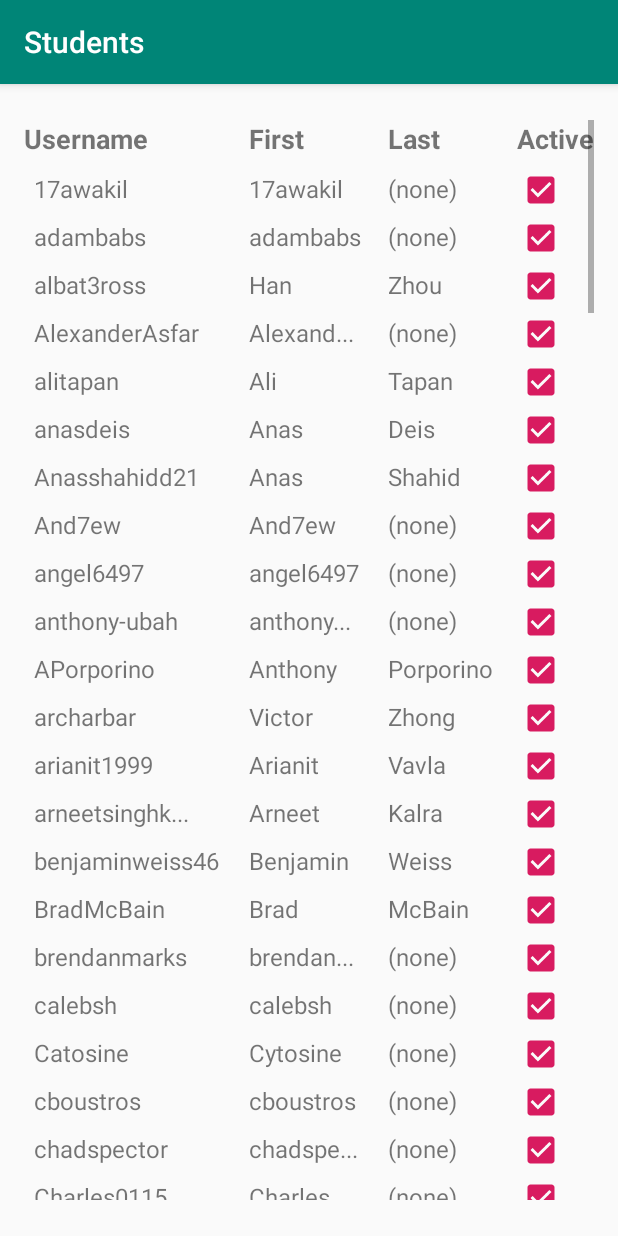
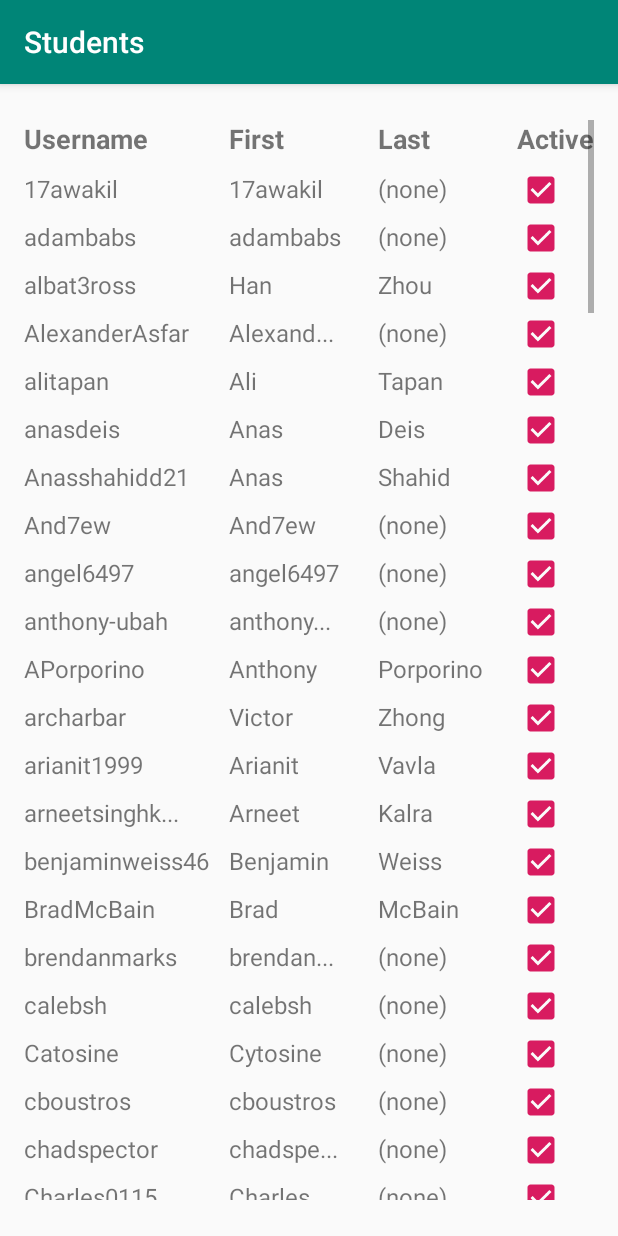
Before and after one commit to tcoza/project-group-6-copy, an Android app: the StudentsActivity screen opened directly, with no data from a screen before it, on a phone screen of 412 x 824 dp. Run offline under Robolectric (Android 15) with nearby library versions, the phone set to English and light mode, and no system bars.

Commit message:
MUCH much better (cleaner)

```diff
--- a/TutoringApp-Android/app/src/main/java/ca/mcgill/ecse321/tutoringapp/StudentsActivity.java
+++ b/TutoringApp-Android/app/src/main/java/ca/mcgill/ecse321/tutoringapp/StudentsActivity.java
@@ -2,11 +2,8 @@ package ca.mcgill.ecse321.tutoringapp;
 
 import androidx.appcompat.app.AppCompatActivity;
 
-import android.graphics.Typeface;
 import android.os.Bundle;
-import android.widget.ArrayAdapter;
 import android.widget.CheckBox;
-import android.widget.Spinner;
 import android.widget.TableLayout;
 import android.widget.TableRow;
 import android.widget.TextView;
@@ -20,58 +17,25 @@ public class StudentsActivity extends AppCompatActivity {
         getSupportActionBar().setTitle("Students");
 
         TableLayout table = findViewById(R.id.table);
+        for (String[] user : users)
+            addStudent(table, truncate(user[0], 15), truncate(user[1], 10), truncate(user[2], 10), true);
+    }
+
+    private void addStudent(TableLayout table, String username, String first, String last, boolean active)
+    {
+        TableRow row = new TableRow(this);
+        for (String data : new String[]{username, first, last})
         {
-            TableRow headers = new TableRow(this);
-            TextView username = new TextView(this);
-            username.setTextSize(18);
-            username.setText("Username");
-            username.setTypeface(Typeface.DEFAULT_BOLD);
-            TextView first = new TextView(this);
-            first.setText("First");
-            first.setTextSize(18);
-            first.setTypeface(Typeface.DEFAULT_BOLD);
-            TextView last = new TextView(this);
-            last.setTextSize(18);
-            last.setText("Last");
-            last.setTypeface(Typeface.DEFAULT_BOLD);
-            TextView active = new TextView(this);
-            active.setText("Active");
-            active.setTextSize(18);
-            active.setTypeface(Typeface.DEFAULT_BOLD);
-            headers.addView(username);
-            headers.addView(first);
-            headers.addView(last);
-            headers.addView(active);
-            table.addView(headers);
+            TextView text = new TextView(this);
+            text.setTextSize(16);
+            text.setText(data);
+            text.setPadding(0,15,0,0);
+            row.addView(text);
         }
-
-
-        //TableLayout.LayoutParams params = new TableLayout.LayoutParams(TableRow.LayoutParams.FILL_PARENT, TableRow.LayoutParams.WRAP_CONTENT);
-        for (String[] user : users)
-        {
-            TableRow row = new TableRow(this);
-            //row.setLayoutParams(params);
-
-            TextView username = new TextView(this);
-            username.setTextSize(16);
-            username.setText(truncate(user[0], 15));
-            username.setPadding(10, 15, 0, 0);
-            TextView first = new TextView(this);
-            first.setTextSize(16);
-            first.setText(truncate(user[1], 10));
-            first.setPadding(0, 15, 10, 0);
-            TextView last = new TextView(this);
-            last.setTextSize(16);
-            last.setText(truncate(user[2], 10));
-            last.setPadding(0, 15, 10, 0);
-            CheckBox active = new CheckBox(this);
-            active.setChecked(true);
-            row.addView(username);
-            row.addView(first);
-            row.addView(last);
-            row.addView(active);
-            table.addView(row);
-        }
+        CheckBox activeCheckBox = new CheckBox(this);
+        activeCheckBox.setChecked(active);
+        row.addView(activeCheckBox);
+        table.addView(row);
     }
 
     private String truncate(String s, int l) { return s.length() > l ? s.substring(0,l-3) + "..." : s; }
--- a/TutoringApp-Android/app/src/main/res/layout/activity_students.xml
+++ b/TutoringApp-Android/app/src/main/res/layout/activity_students.xml
@@ -24,6 +24,42 @@
             android:id="@+id/table"
             android:layout_width="match_parent"
             android:layout_height="wrap_content"
-            android:stretchColumns="0" />
+            android:stretchColumns="0,1,2" >
+
+            <TableRow
+                android:layout_width="match_parent"
+                android:layout_height="match_parent" >
+
+                <TextView
+                    android:layout_width="wrap_content"
+                    android:layout_height="wrap_content"
+                    android:text="Username"
+                    android:textSize="18sp"
+                    android:textStyle="bold"
+                    android:typeface="normal" />
+                <TextView
+                    android:layout_width="wrap_content"
+                    android:layout_height="wrap_content"
+                    android:text="First"
+                    android:textSize="18sp"
+                    android:typeface="normal"
+                    android:textStyle="bold"/>
+                <TextView
+                    android:layout_width="wrap_content"
+                    android:layout_height="wrap_content"
+                    android:text="Last"
+                    android:textSize="18sp"
+                    android:typeface="normal"
+                    android:textStyle="bold"/>
+                <TextView
+                    android:layout_width="wrap_content"
+                    android:layout_height="wrap_content"
+                    android:text="Active"
+                    android:textSize="18sp"
+                    android:typeface="normal"
+                    android:textStyle="bold"/>
+            </TableRow>
+        </TableLayout>
     </ScrollView>
+
 </androidx.constraintlayout.widget.ConstraintLayout>
```
